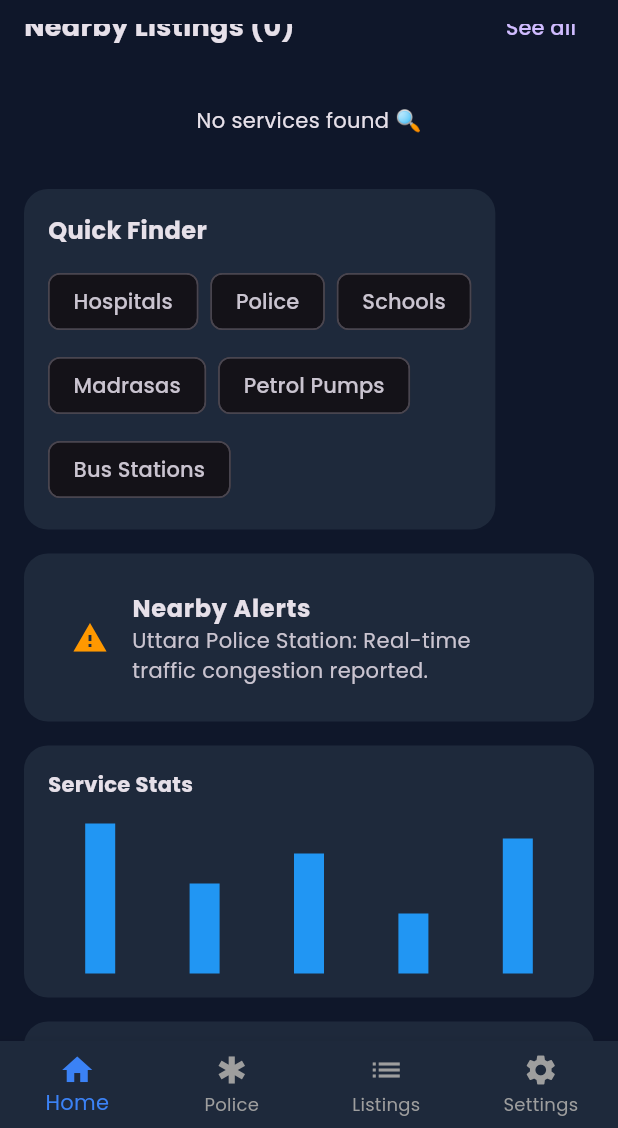
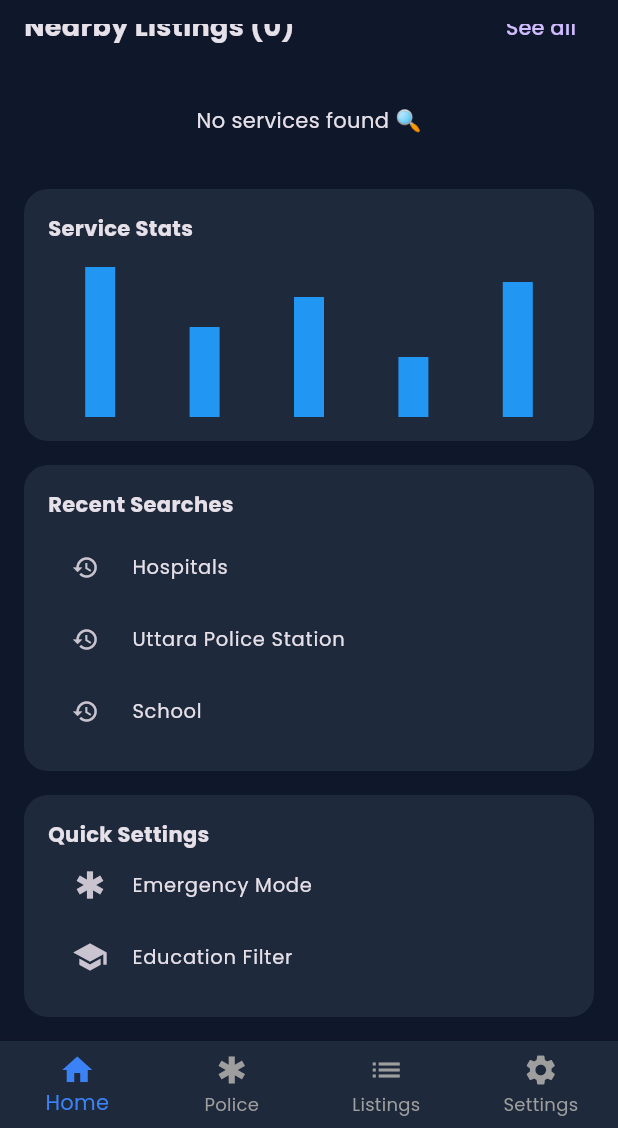
Before and after one commit to HASANALBANNA2024/near_me360, a Flutter app: the screen it shows after launch, scrolled down 520 dp, on a phone screen of 412 x 824 dp, the part 108-1236 px from its top. Run offline on Flutter 3.47's test engine with Material 3 defaults, Android fonts, the phone set to English and light mode, and no system bars; our stand-ins replace flutter_map, geolocator, google_fonts, hive_flutter, latlong2; missing offline and left inert: dio_cache_interceptor, flutter_map_cache; accounts and stored records are empty; network calls fail.

Commit message:
quick finder and nearby alert delete features

```diff
--- a/lib/screens/home_content.dart
+++ b/lib/screens/home_content.dart
@@ -1,12 +1,10 @@
 import 'package:flutter/material.dart';
-import 'package:near_me360/providers/home_provider.dart'; // ✅ হোম প্রোভাইডার ইমপোর্ট
-import 'package:provider/provider.dart'; // ✅ প্রোভাইডার ইমপোর্ট
+import 'package:near_me360/providers/home_provider.dart';
+import 'package:provider/provider.dart';
 
-import '../widgets/alerts_panel.dart';
 import '../widgets/category_grid.dart';
 import '../widgets/map_view.dart';
 import '../widgets/nearby_listing_card.dart';
-import '../widgets/quick_finder_panel.dart';
 import '../widgets/recent_searches_panel.dart';
 import '../widgets/settings_panel.dart';
 import '../widgets/stats_panel.dart';
@@ -82,11 +80,7 @@ class HomeContent extends StatelessWidget {
                                   ),
                                 ],
                               ),
-                        const SizedBox(height: 16),
 
-                        const QuickFinderPanel(),
-                        const SizedBox(height: 16),
-                        const AlertsPanel(),
                         const SizedBox(height: 16),
                         const StatsPanel(),
                         const SizedBox(height: 16),
@@ -104,14 +98,6 @@ class HomeContent extends StatelessWidget {
                               child: Column(
                                 children: [
                                   const CategoryGrid(),
-                                  const SizedBox(height: 16),
-                                  Row(
-                                    children: const [
-                                      Expanded(child: QuickFinderPanel()),
-                                      SizedBox(width: 16),
-                                      Expanded(child: AlertsPanel()),
-                                    ],
-                                  ),
                                   const SizedBox(height: 16),
                                   Row(
                                     children: const [
--- a/lib/widgets/alerts_panel.dart
+++ /dev/null
@@ -1,26 +0,0 @@
-import 'package:flutter/material.dart';
-
-class AlertsPanel extends StatelessWidget {
-  const AlertsPanel({super.key});
-
-  @override
-  Widget build(BuildContext context) {
-    return Container(
-      padding: const EdgeInsets.all(16),
-      decoration: BoxDecoration(
-        color: Theme.of(context).cardColor,
-        borderRadius: BorderRadius.circular(16),
-      ),
-      child: const ListTile(
-        leading: Icon(Icons.warning, color: Colors.orange),
-        title: Text(
-          'Nearby Alerts',
-          style: TextStyle(fontWeight: FontWeight.bold),
-        ),
-        subtitle: Text(
-          'Uttara Police Station: Real-time traffic congestion reported.',
-        ),
-      ),
-    );
-  }
-}
--- a/lib/widgets/quick_finder_panel.dart
+++ /dev/null
@@ -1,38 +0,0 @@
-import 'package:flutter/material.dart';
-
-class QuickFinderPanel extends StatelessWidget {
-  const QuickFinderPanel({super.key});
-
-  @override
-  Widget build(BuildContext context) {
-    return Container(
-      padding: const EdgeInsets.all(16),
-      decoration: BoxDecoration(
-        color: Theme.of(context).cardColor,
-        borderRadius: BorderRadius.circular(16),
-      ),
-      child: Column(
-        crossAxisAlignment: CrossAxisAlignment.start,
-        children: [
-          const Text(
-            'Quick Finder',
-            style: TextStyle(fontWeight: FontWeight.bold, fontSize: 16),
-          ),
-          const SizedBox(height: 12),
-          Wrap(
-            spacing: 8,
-            runSpacing: 8,
-            children: [
-              'Hospitals',
-              'Police',
-              'Schools',
-              'Madrasas',
-              'Petrol Pumps',
-              'Bus Stations',
-            ].map((e) => Chip(label: Text(e))).toList(),
-          ),
-        ],
-      ),
-    );
-  }
-}
```
